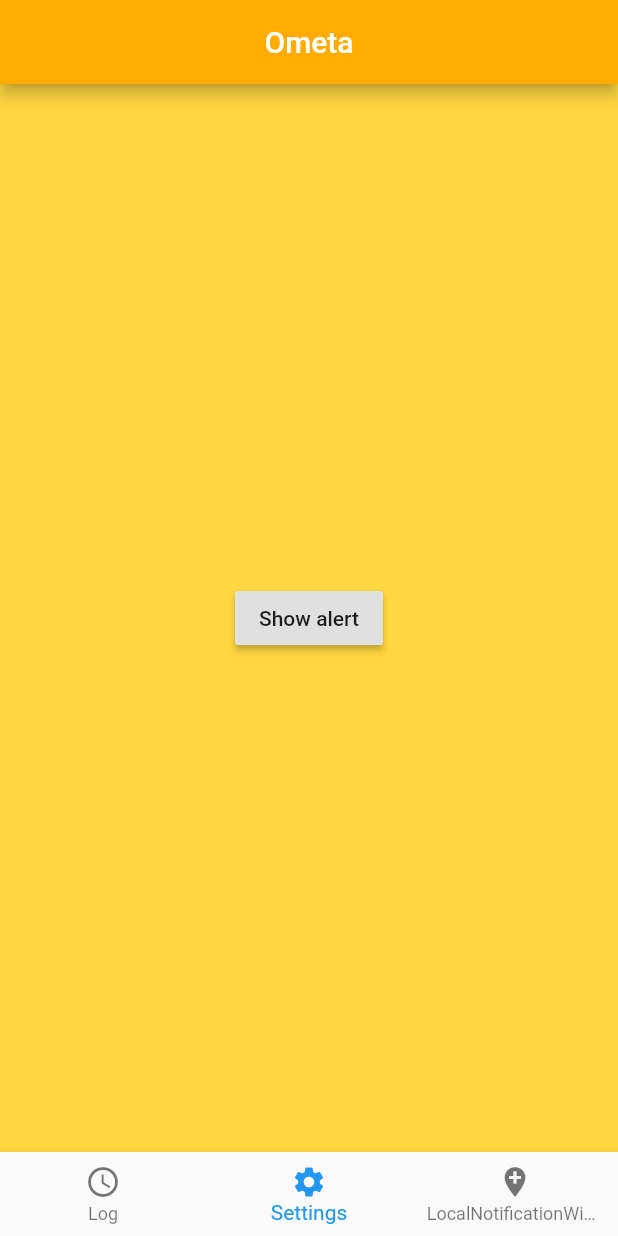
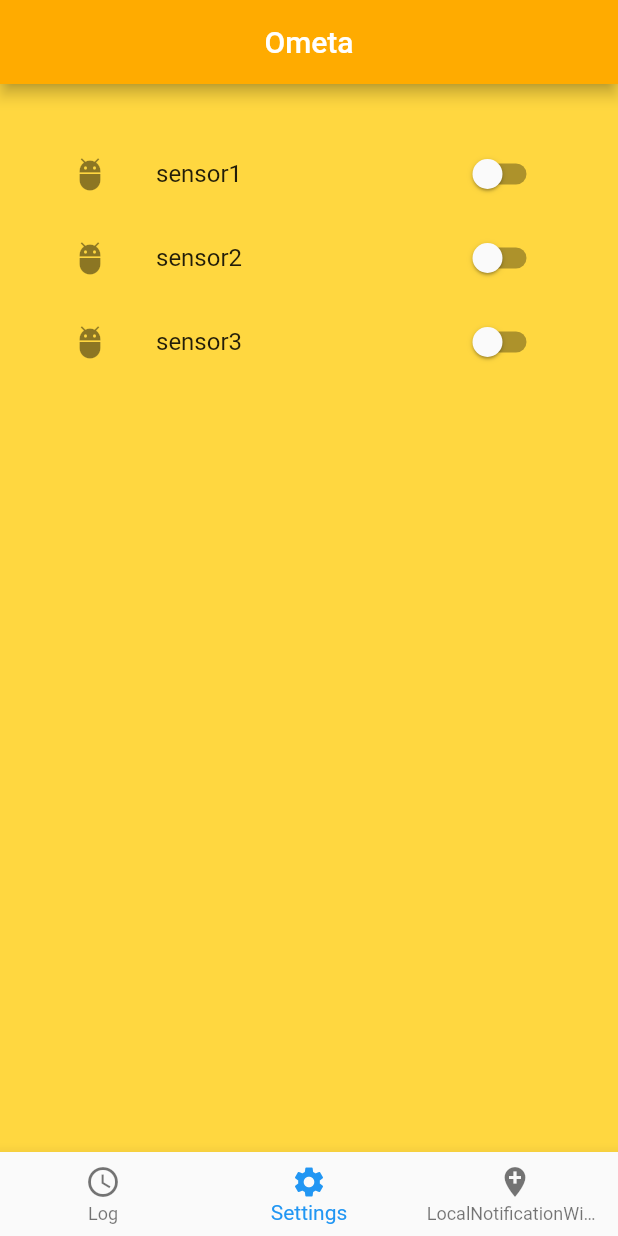
Before and after one commit to Tijl123/DuracellApp, a Flutter app: the screen it shows after launch, item 2 of the bottom bar chosen, on a phone screen of 412 x 824 dp. Run offline on Flutter 3.47's test engine with Material 2 defaults, Android fonts, the light colour scheme and no system bars; our stand-ins replace flutter_local_notifications, sqflite; missing offline and left inert: dart_amqp, workmanager; accounts and stored records are empty.

Commit message:
pull request

```diff
--- a/lib/ui/home.dart
+++ b/lib/ui/home.dart
@@ -107,7 +107,7 @@ void receive (List<String> arguments, BuildContext context) {
       showAlertDialog(context, arr[0], arr[1]);
       LogModel log = new LogModel(id: null, sensor: arr[0], waarde: arr[1], datum: arr[2]);
       DBProvider.db.insertLog(log);
-      showOngoingNotification(notifications, title: arr[0], body: arr[1], id: int.parse(arr[1]));
+      showOngoingNotification(notifications, title: "Sensor: " + arr[0], body: "Waarde: " + arr[1], id: int.parse(arr[1]));
     });
   });
 }
--- a/lib/ui/settings.dart
+++ b/lib/ui/settings.dart
@@ -1,44 +1,61 @@
 import 'package:flutter/material.dart';
 
-class Settings extends StatelessWidget {
+class Settings extends StatefulWidget {
+  @override
+  _State createState() => new _State();
 
+}
+
+class _State extends State<Settings> {
+
+  @override
+  void initState() {
+    super.initState();
+  }
+
+  bool _value1 = false;
+  bool _value2 = false;
+
+  void _onChanged1(bool value){
+    setState(() {
+      _value1 = value;
+    });
+
+  }
+
+  void _onChanged2(bool value){
+    setState(() {
+      _value2 = value;
+    });
+
+  }
 
   @override
   Widget build(BuildContext context) {
     return Container(
-        alignment: Alignment.center,
-        child: Column(
-          mainAxisAlignment: MainAxisAlignment.center,
-          children: <Widget>[
-            RaisedButton(
-              child: Text('Show alert'),
-              onPressed: () {
-                showAlertDialog(context);
-              },
-            ),
-          ],
-        ),
+      padding: new EdgeInsets.all(32.0),
+      child: new Column(
+        children: <Widget>[
+          new SwitchListTile(
+              title: new Text("sensor1"),
+              activeColor: Colors.red,
+              secondary: const Icon(Icons.adb),
+              value: _value1,
+              onChanged: (bool value){_onChanged1(value);}),
+          new SwitchListTile(
+            title: new Text("sensor2"),
+              activeColor: Colors.red,
+              secondary: const Icon(Icons.adb),
+              value: _value2,
+              onChanged: (bool value){_onChanged2(value);}),
+          new SwitchListTile(
+              title: new Text("sensor3"),
+              activeColor: Colors.red,
+              secondary: const Icon(Icons.adb),
+              value: _value2,
+              onChanged: (bool value){_onChanged2(value);})
+        ],
+      ),
     );
   }
 }
-
-showAlertDialog(BuildContext context) {
-
-  showDialog(
-    context: context,
-    builder: (BuildContext context) {
-      return AlertDialog(
-        title: Text("Notificatie"),
-        content: Text("Sensor overflow"),
-        actions: [
-          FlatButton(
-          child: Text("OK"),
-          onPressed: () {
-            Navigator.of(context).pop();
-          },
-          ),
-        ],
-      );
-    },
-  );
-}
--- a/pubspec.yaml
+++ b/pubspec.yaml
@@ -33,8 +33,12 @@ dependencies:
 dev_dependencies:
   flutter_test:
     sdk: flutter
+  flutter_launcher_icons: "^0.7.4"
 
-
+flutter_icons:
+  android: "launcher_icon"
+  ios: true
+  image_path: "assets/icon/icon.png"
 # For information on the generic Dart part of this file, see the
 # following page: https://dart.dev/tools/pub/pubspec
 
```
Also changed, not shown: lib/Database.dart (+26 -0 lines), lib/SensorModel.dart (added, +18 -0 lines), assets/icon/icon.png (added), pubspec.lock, 27 other files.
